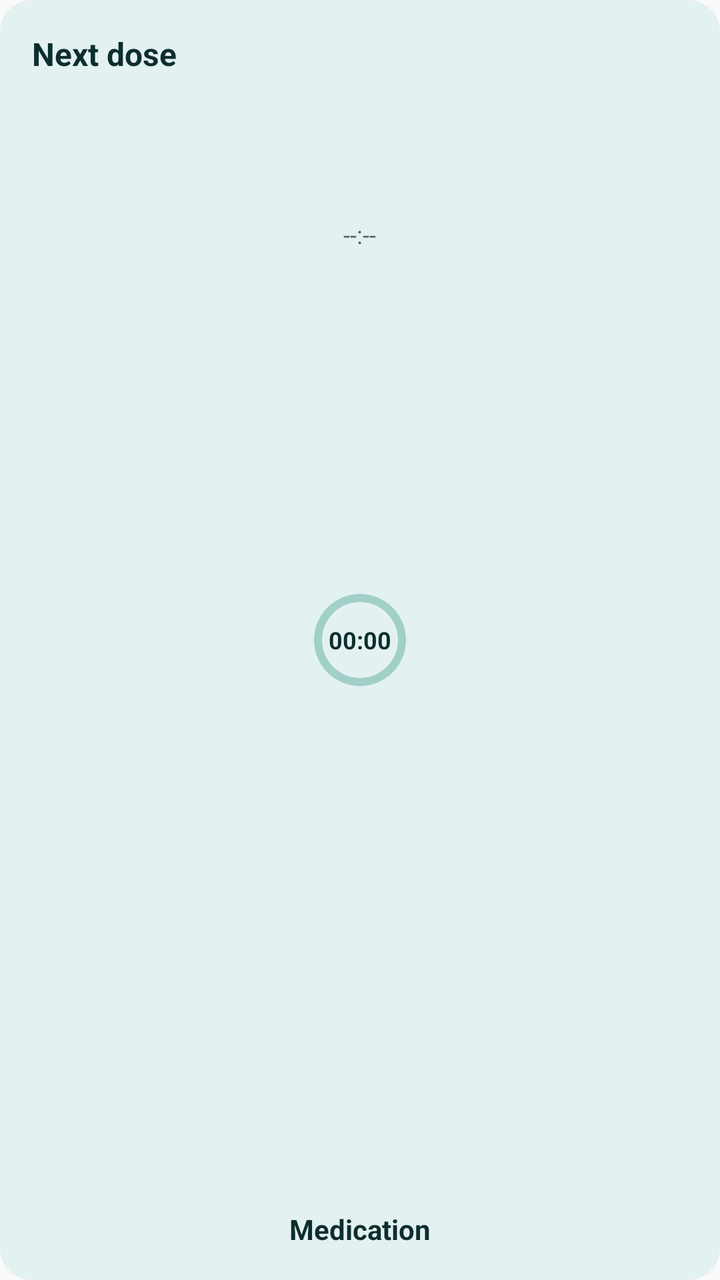
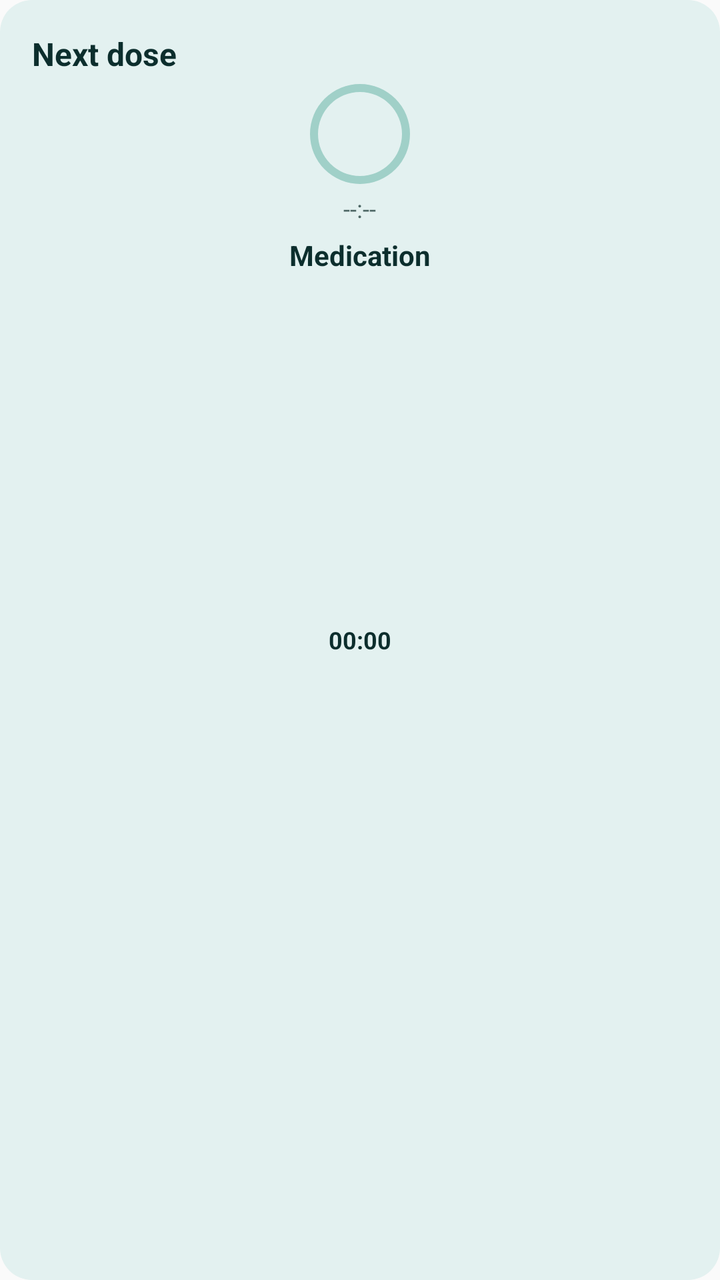

Two renders of the same Android screen: before a commit and after it. Below are the layout's source before the change and the commit's diff.
<!-- AndroidManifest.xml: application theme AppTheme -->
<!-- res/layout/next_dose_widget.xml -->
<?xml version="1.0" encoding="utf-8"?>
<FrameLayout xmlns:android="http://schemas.android.com/apk/res/android"
    android:id="@+id/widget_root"
    android:layout_width="match_parent"
    android:layout_height="match_parent"
    android:padding="16dp"
    android:background="@drawable/widget_background">

    <TextView
        android:id="@+id/widget_title"
        android:layout_width="wrap_content"
        android:layout_height="wrap_content"
        android:layout_gravity="top|start"
         android:text="Next dose"
         android:textSize="16sp"
         android:textColor="@color/widget_text_primary"
         android:textStyle="bold"
        android:maxLines="2"
        android:ellipsize="end"
        android:breakStrategy="simple" />

    
    <ProgressBar
        android:id="@+id/widget_ring"
        style="@style/ShosWidgetRing"
        android:layout_width="46dp"
        android:layout_height="46dp"
        android:layout_gravity="center"
        android:rotation="-90"
        android:max="100" />

    
    <Chronometer
        android:id="@+id/widget_countdown"
        android:layout_width="38dp"
        android:layout_height="wrap_content"
        android:layout_gravity="center"
        android:gravity="center"
        android:textSize="12sp"
        android:textStyle="bold"
        android:textColor="@color/widget_text_primary"
        android:maxLines="1"
        android:autoSizeTextType="uniform"
        android:autoSizeMaxTextSize="12sp"
        android:autoSizeMinTextSize="9sp"
        android:autoSizeStepGranularity="1sp"
        android:clickable="false"
        android:focusable="false" />

    
    <TextView
        android:id="@+id/widget_ring_label"
        android:layout_width="38dp"
        android:layout_height="wrap_content"
        android:layout_gravity="center"
        android:gravity="center"
        android:text=""
        android:textSize="12sp"
        android:textStyle="bold"
        android:maxLines="1"
        android:autoSizeTextType="uniform"
        android:autoSizeMaxTextSize="12sp"
        android:autoSizeMinTextSize="9sp"
        android:autoSizeStepGranularity="1sp" />

    
    <TextView
        android:id="@+id/widget_next_dose"
        android:layout_width="wrap_content"
        android:layout_height="wrap_content"
        android:layout_gravity="top|center_horizontal"
        android:layout_marginTop="93dp"
        android:text="--:--"
        android:textSize="12sp"
        android:textColor="@color/widget_text_muted"
        android:maxLines="1"
        android:ellipsize="end"
        android:breakStrategy="simple" />

    
    <TextView
        android:id="@+id/widget_med_name"
        android:layout_width="match_parent"
        android:layout_height="wrap_content"
        android:layout_gravity="bottom|center_horizontal"
        android:gravity="center"
        android:text="Medication"
        android:textSize="14sp"
        android:textStyle="bold"
        android:textColor="@color/widget_text_primary"
        android:maxLines="1"
        android:ellipsize="end"
        android:breakStrategy="simple"
        android:autoSizeTextType="uniform"
        android:autoSizeMaxTextSize="14sp"
        android:autoSizeMinTextSize="11sp"
        android:autoSizeStepGranularity="1sp" />
</FrameLayout>
<!-- resources referenced by this layout -->
<resources>
  <color name="widget_text_muted">#4C6664</color>
  <color name="widget_text_primary">#0C2E2D</color>
  <!-- drawable widget_background (drawable) -->
  <?xml version="1.0" encoding="utf-8"?>
  <shape xmlns:android="http://schemas.android.com/apk/res/android"
      android:shape="rectangle">
      <solid android:color="@color/widget_bg" />
      <corners android:radius="16dp" />
  </shape>
  <style name="ShosWidgetRing" parent="@android:style/Widget.ProgressBar.Horizontal">
          <item name="android:progressDrawable">@drawable/widget_ring</item>
          <item name="android:maxHeight">0dp</item>
          <item name="android:minHeight">0dp</item>
          <item name="android:indeterminateOnly">false</item>
      </style>
  <style name="AppTheme" parent="Theme.AppCompat.Light.DarkActionBar">
          
          <item name="colorPrimary">@color/colorPrimary</item>
          <item name="colorPrimaryDark">@color/colorPrimaryDark</item>
          <item name="colorAccent">@color/colorAccent</item>
          <item name="android:statusBarColor">@android:color/transparent</item>
          <item name="android:navigationBarColor">@android:color/transparent</item>
      </style>
  <color name="widget_bg">#E3F1F0</color>
  <!-- drawable widget_ring (drawable) -->
  <?xml version="1.0" encoding="utf-8"?>
  <layer-list xmlns:android="http://schemas.android.com/apk/res/android">
      <item
          android:id="@android:id/background"
          android:drawable="@drawable/widget_ring_track" />
      <item
          android:id="@android:id/progress"
          android:drawable="@drawable/widget_ring_arc" />
  </layer-list>
  <!-- drawable widget_ring_track (drawable) -->
  <?xml version="1.0" encoding="utf-8"?>
  <shape xmlns:android="http://schemas.android.com/apk/res/android"
      android:shape="ring"
      android:innerRadius="19dp"
      android:thickness="4dp"
      android:useLevel="false">
      <solid android:color="@color/widget_ring_track" />
  </shape>
  <!-- drawable widget_ring_arc (drawable) -->
  <?xml version="1.0" encoding="utf-8"?>
  <shape xmlns:android="http://schemas.android.com/apk/res/android"
      android:shape="ring"
      android:innerRadius="19dp"
      android:thickness="4dp"
      android:useLevel="true">
      <solid android:color="@color/widget_good" />
  </shape>
  <color name="widget_ring_track">#A0D0C8</color>
  <color name="widget_good">#0B6B33</color>
</resources>

<!-- the commit's change to res/layout/next_dose_widget.xml (unified diff, before → after) -->
@@ -23,16 +23,17 @@
     <ProgressBar
         android:id="@+id/widget_ring"
         style="@style/ShosWidgetRing"
-        android:layout_width="46dp"
-        android:layout_height="46dp"
-        android:layout_gravity="center"
+        android:layout_width="50dp"
+        android:layout_height="50dp"
+        android:layout_gravity="top|center_horizontal"
+        android:layout_marginTop="26dp"
         android:rotation="-90"
         android:max="100" />
 
     
     <Chronometer
         android:id="@+id/widget_countdown"
-        android:layout_width="38dp"
+        android:layout_width="42dp"
         android:layout_height="wrap_content"
         android:layout_gravity="center"
         android:gravity="center"
@@ -50,7 +51,7 @@
     
     <TextView
         android:id="@+id/widget_ring_label"
-        android:layout_width="38dp"
+        android:layout_width="42dp"
         android:layout_height="wrap_content"
         android:layout_gravity="center"
         android:gravity="center"
@@ -69,7 +70,7 @@
         android:layout_width="wrap_content"
         android:layout_height="wrap_content"
         android:layout_gravity="top|center_horizontal"
-        android:layout_marginTop="93dp"
+        android:layout_marginTop="80dp"
         android:text="--:--"
         android:textSize="12sp"
         android:textColor="@color/widget_text_muted"
@@ -82,7 +83,8 @@
         android:id="@+id/widget_med_name"
         android:layout_width="match_parent"
         android:layout_height="wrap_content"
-        android:layout_gravity="bottom|center_horizontal"
+        android:layout_gravity="top|center_horizontal"
+        android:layout_marginTop="102dp"
         android:gravity="center"
         android:text="Medication"
         android:textSize="14sp"
<!-- resource entries referenced after the edit -->
@@ -38,7 +38,7 @@
   <?xml version="1.0" encoding="utf-8"?>
   <shape xmlns:android="http://schemas.android.com/apk/res/android"
       android:shape="ring"
-      android:innerRadius="19dp"
+      android:innerRadius="21dp"
       android:thickness="4dp"
       android:useLevel="false">
       <solid android:color="@color/widget_ring_track" />
@@ -47,7 +47,7 @@
   <?xml version="1.0" encoding="utf-8"?>
   <shape xmlns:android="http://schemas.android.com/apk/res/android"
       android:shape="ring"
-      android:innerRadius="19dp"
+      android:innerRadius="21dp"
       android:thickness="4dp"
       android:useLevel="true">
       <solid android:color="@color/widget_good" />
